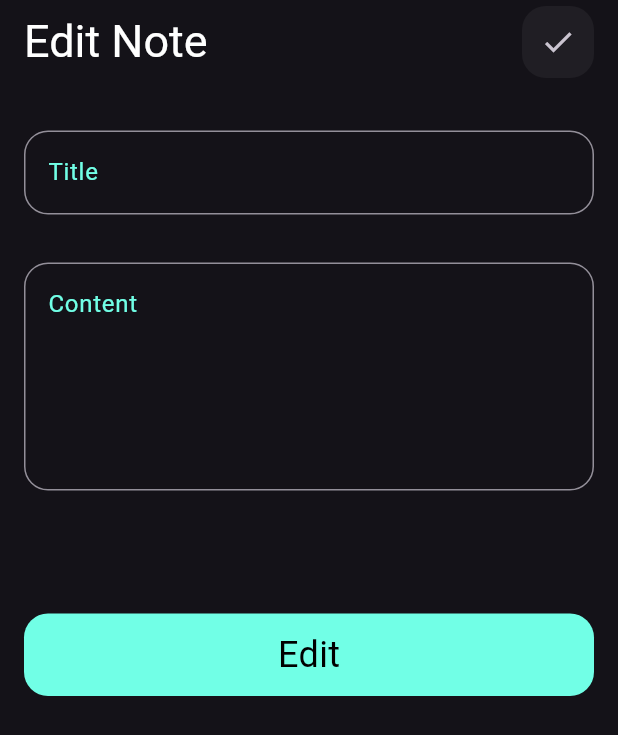
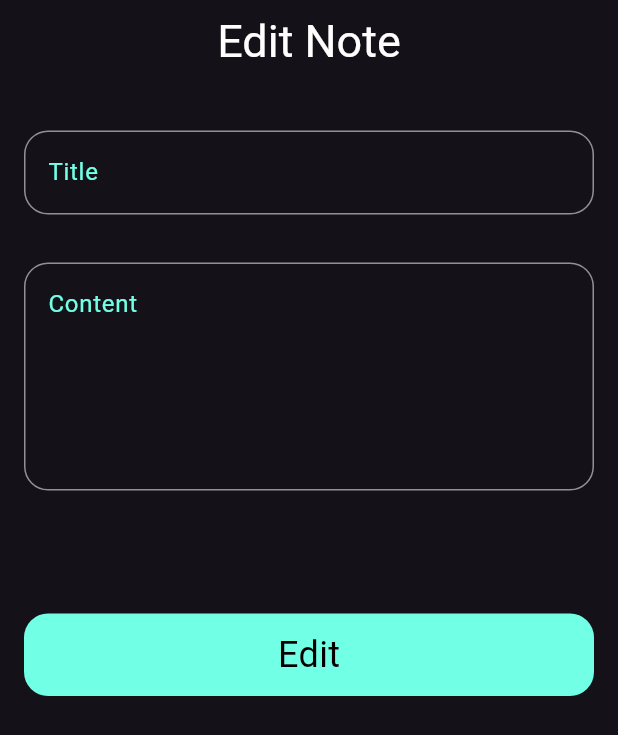
Before and after one commit to MamoudDahy11/notes_app, a Flutter app: the EditNote screen opened directly with empty values, on a phone screen of 412 x 824 dp. Shown: the top 735 px of the screen. Run offline on Flutter 3.47's test engine with Material 3 defaults, Android fonts, the phone set to English and light mode, and no system bars; our stand-ins replace flutter_bloc, hive, hive_flutter; accounts and stored records are empty.

Commit message:
edit "edit note" and finsh app

```diff
--- a/lib/cubit/add_note_cubit/add_note_cubit.dart
+++ b/lib/cubit/add_note_cubit/add_note_cubit.dart
@@ -11,6 +11,7 @@ class AddNoteCubit extends Cubit<AddNoteState> {
 
   Color color = const Color(0XFF0B2027);
   Future<void> addNote(NoteModel note) async {
+    // ignore: deprecated_member_use
     note.color = color.value;
     emit(AddNoteLoading());
     try {
--- a/lib/screens/edit_note.dart
+++ b/lib/screens/edit_note.dart
@@ -3,7 +3,7 @@ import 'package:flutter_bloc/flutter_bloc.dart';
 import 'package:note_app/cubit/notes_cubit/notes_cubit.dart';
 import 'package:note_app/models/note_model.dart';
 import 'package:note_app/widget/custom_bottom.dart';
-import 'package:note_app/widget/custom_search_icon.dart';
+
 import 'package:note_app/widget/custom_text_field.dart';
 
 class EditNote extends StatefulWidget {
@@ -22,7 +22,8 @@ class _EditNoteState extends State<EditNote> {
     return Scaffold(
       appBar: AppBar(
         automaticallyImplyLeading: false,
-        actions: const [CustomSearchIcon(icon: Icon(Icons.check))],
+        // actions: const [CustomSearchIcon(icon: Icon(Icons.check))],
+        centerTitle: true,
         title: const Text(
           'Edit Note',
           style: TextStyle(color: Colors.white, fontSize: 30),
--- a/lib/widget/add_note_form.dart
+++ b/lib/widget/add_note_form.dart
@@ -57,11 +57,13 @@ class _AddNoteFormState extends State<AddNoteForm> {
                       title: title!,
                       subTitle: subTitle!,
                       date: formattedDate,
+                      // ignore: deprecated_member_use
                       color: Colors.amber.value,
                     );
                     await BlocProvider.of<AddNoteCubit>(
                       context,
                     ).addNote(noteModel);
+                    // ignore: use_build_context_synchronously
                     BlocProvider.of<NotesCubit>(context).fetchAlllNotes();
                     setState(() {});
                     // Navigator.pop(context);
--- a/lib/widget/colors_list_view.dart
+++ b/lib/widget/colors_list_view.dart
@@ -1,7 +1,7 @@
 import 'package:flutter/material.dart';
 import 'package:flutter_bloc/flutter_bloc.dart';
 import 'package:note_app/cubit/add_note_cubit/add_note_cubit.dart';
-import 'package:note_app/cubit/notes_cubit/notes_cubit.dart';
+
 
 class ColorItem extends StatelessWidget {
   const ColorItem({super.key, required this.isActive, required this.color});
```
